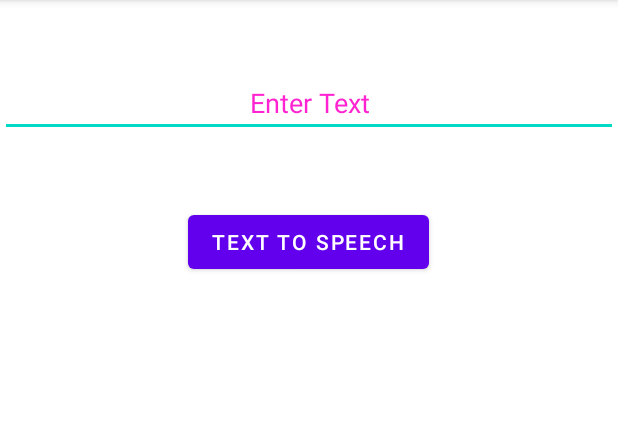
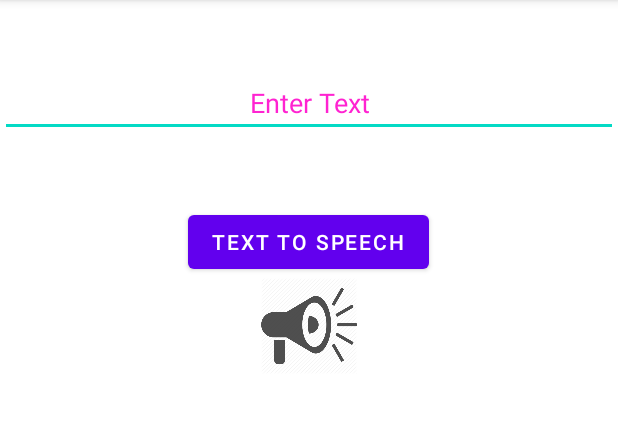
Before and after one commit to falakdesai/text2speech, an Android app: the screen it shows after launch (MainActivity), on a phone screen of 412 x 824 dp, the part 84-516 px from its top. Run offline under Robolectric (Android 15) with nearby library versions, the phone set to English and light mode, and no system bars.

Commit message:
Speaker Button added, with same functionality

```diff
--- a/app/src/main/java/com/example/class6/MainActivity.java
+++ b/app/src/main/java/com/example/class6/MainActivity.java
@@ -7,6 +7,7 @@ import android.speech.tts.TextToSpeech;
 import android.view.View;
 import android.widget.Button;
 import android.widget.EditText;
+import android.widget.ImageButton;
 import android.widget.Toast;
 
 import java.util.Locale;
@@ -16,6 +17,7 @@ public class MainActivity extends AppCompatActivity {
     TextToSpeech t1;
     EditText ed1;
     Button b1;
+    ImageButton ib1;
 
     @Override
     protected void onCreate(Bundle savedInstanceState) {
@@ -24,6 +26,7 @@ public class MainActivity extends AppCompatActivity {
 
         ed1= findViewById(R.id.editText);
         b1= findViewById(R.id.button);
+        ib1 = findViewById(R.id.speaker);
 
         t1=new TextToSpeech(getApplicationContext(), status1 -> {
             if(status1 != TextToSpeech.ERROR) {
@@ -36,6 +39,13 @@ public class MainActivity extends AppCompatActivity {
             Toast.makeText(getApplicationContext(), toSpeak,Toast.LENGTH_SHORT).show();
             t1.speak(toSpeak, TextToSpeech.QUEUE_FLUSH, null);
         });
+
+        ib1.setOnClickListener(task1 -> {
+            String toSpeak = ed1.getText().toString();
+            Toast.makeText(getApplicationContext(), toSpeak,Toast.LENGTH_SHORT).show();
+            t1.speak(toSpeak, TextToSpeech.QUEUE_FLUSH, null);
+        });
+
     }
 
     public void onPause(){
--- a/app/src/main/res/layout/activity_main.xml
+++ b/app/src/main/res/layout/activity_main.xml
@@ -25,4 +25,12 @@
         android:layout_centerHorizontal="true"
         android:layout_marginTop="46dp" />
 
+    <ImageButton
+        android:id="@+id/speaker"
+        android:layout_width="64dp"
+        android:layout_height="64dp"
+        android:layout_centerHorizontal="true"
+        android:layout_below="@+id/button"
+        android:background="@drawable/speaker" />
+
 </RelativeLayout>
```
Also changed, not shown: app/src/main/res/drawable-v24/speaker.jpg (added).
